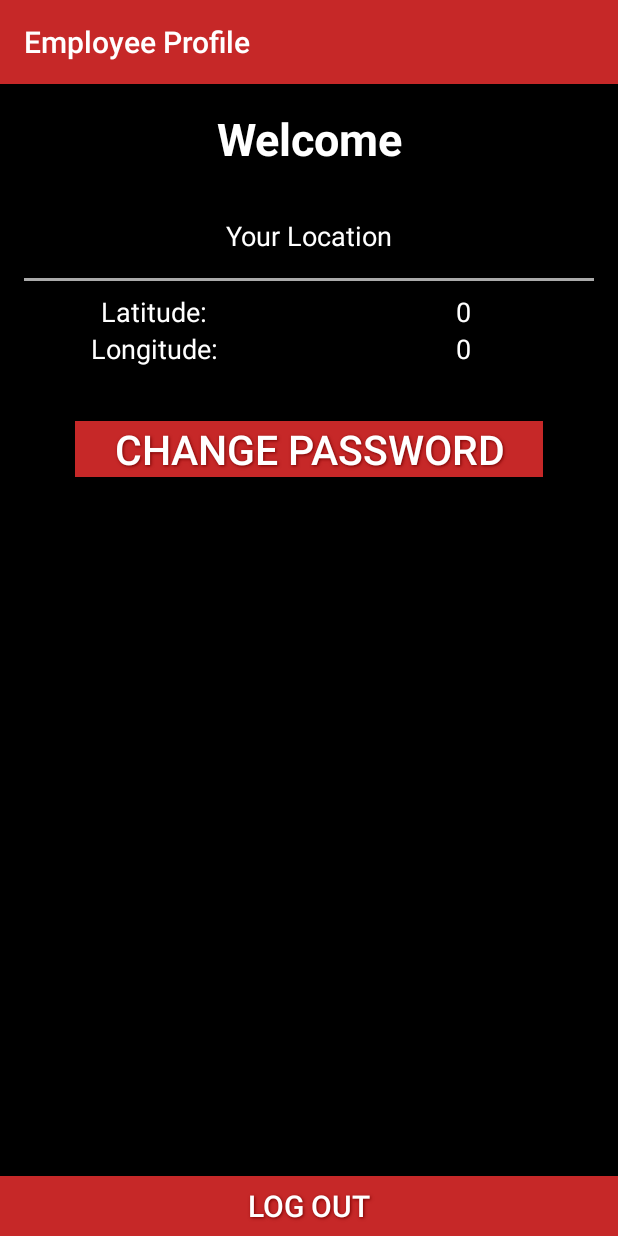
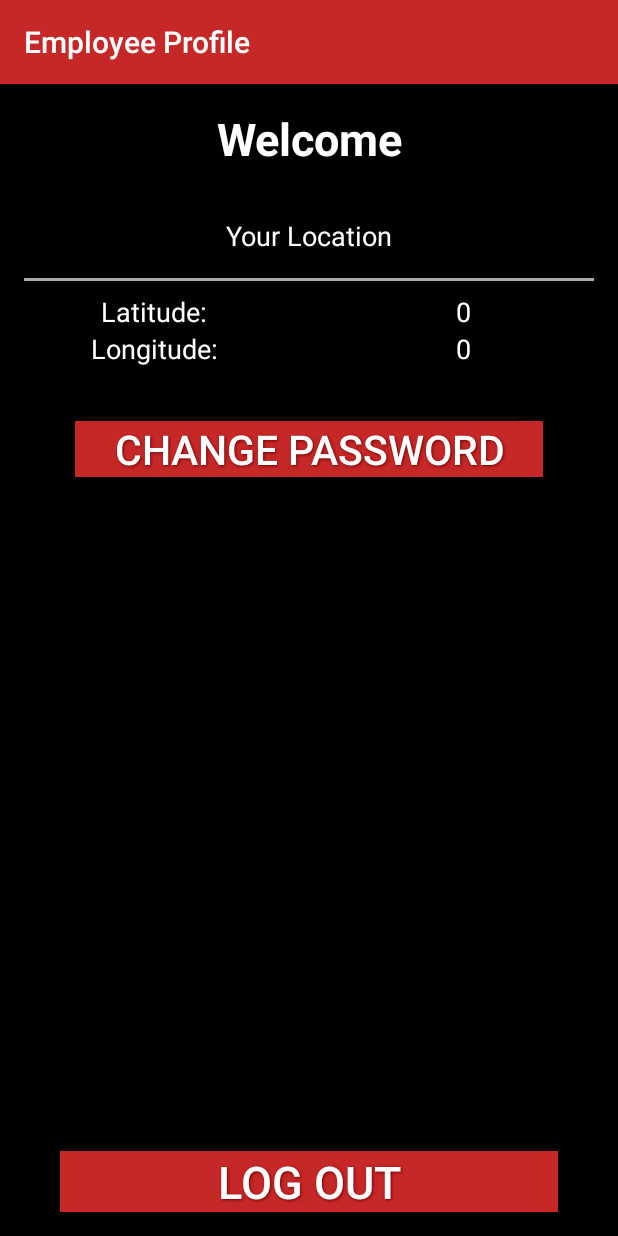
Before and after one commit to DylanPetrae/EmployeeTracker, an Android app: the screen it shows after launch once a user with an empty profile is signed in (EmployeeMainActivity), on a phone screen of 412 x 824 dp. Run offline under Robolectric (Android 15) with nearby library versions, the phone set to English and light mode, and no system bars; our stand-ins replace Firebase (no records; nobody signed in at launch, a user with empty details on screens opened directly); 1 statement that could not run was skipped.

Commit message:
Logout button quickfix

```diff
--- a/app/src/main/res/layout/activity_employee_main.xml
+++ b/app/src/main/res/layout/activity_employee_main.xml
@@ -98,13 +98,14 @@
     <Button
         android:id="@+id/employeeLogoutButton"
         android:layout_width="fill_parent"
-        android:layout_height="40dp"
+        android:layout_height="wrap_content"
         android:layout_alignParentBottom="true"
         android:layout_alignParentEnd="true"
         android:layout_alignParentStart="true"
-        android:layout_marginHorizontal="0dp"
+        android:layout_marginHorizontal="40dp"
+        android:layout_marginBottom="16dp"
         android:textStyle="bold"
         android:text="log out"
-        android:textSize="20dp" />
+        android:textSize="30dp" />
 
 </RelativeLayout>
```
